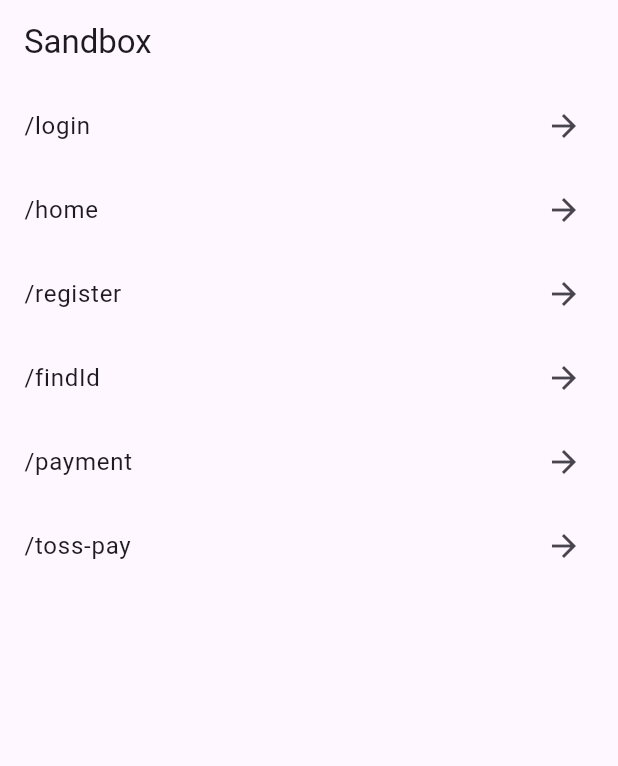
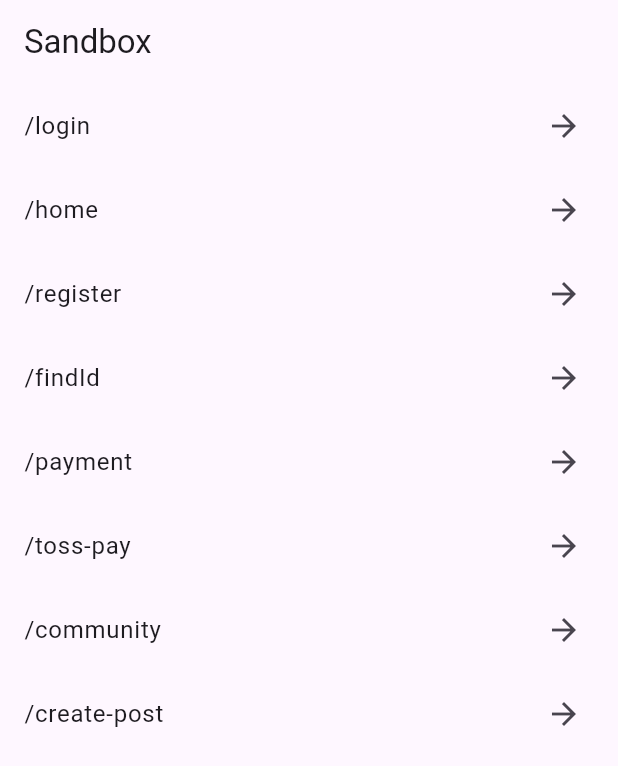
Before and after one commit to Talker456/soulfit-client, a Flutter app: the SandboxScreen screen opened by its route, on a phone screen of 412 x 824 dp. Shown: the top 766 px of the screen. Run offline on Flutter 3.47's test engine with Material 3 defaults, Android fonts, the light colour scheme and no system bars; our stand-ins replace flutter_dotenv, flutter_riverpod, flutter_secure_storage, get_it, go_router, google_fonts and 1 more; missing offline and left inert: portone_flutter, tosspayments_widget_sdk_flutter; accounts and stored records are empty; Roboto replaces fonts that are missing (NotoSans).

Commit message:
fix : community - pubpsec image picker 누락 해결 - sandbox screen : community, create_post screen 추가 - macos, windows webview plugin 추가

```diff
--- a/lib/config/di/provider.dart
+++ b/lib/config/di/provider.dart
@@ -46,7 +46,7 @@ final authLocalDataSourceProvider = Provider<AuthLocalDataSource>((ref) {
 
 
 final authRemoteDataSourceProvider = Provider<AuthRemoteDataSource>((ref) {
-  const useFake = false;
+  const useFake = true;
   const isAVD = false;
 
   if (useFake) {
--- a/lib/config/router/app_router.dart
+++ b/lib/config/router/app_router.dart
@@ -2,6 +2,8 @@ import 'package:flutter/material.dart';
 import 'package:flutter_riverpod/flutter_riverpod.dart';
 import 'package:go_router/go_router.dart';
 import 'package:soulfit_client/feature/authentication/presentation/screens/find_id_screen.dart';
+import 'package:soulfit_client/feature/community/presentation/screens/community_screen.dart';
+import 'package:soulfit_client/feature/community/presentation/screens/create_post_screen.dart';
 import 'package:soulfit_client/feature/payment/presentation/ui/portone_delegator.dart';
 
 import '../../core/dev/sandbox_screen.dart';
@@ -20,9 +22,12 @@ class AppRoutes {
   static const String findId = '/findId';
   static const String payment = '/payment';
   static const String tossPayment = '/toss-pay';
+  static const String community = '/community';
+  static const String createPost = '/create-post';
 
   static const List<String> allRoutes = [
-    login, home, register, findId, payment, tossPayment
+    login, home, register, findId, payment, tossPayment,
+    community, createPost,
   ];
 }
 
@@ -63,6 +68,16 @@ final GoRouter appRouter = GoRouter(
         name: 'toss-payments',
         // builder: (context,state)=> const PaymentWidgetExamplePage()),
         builder: (context,state)=> const PaymentWidgetExamplePage2()),
+    GoRoute(
+        path: AppRoutes.community,
+        name: 'community',
+        // builder: (context,state)=> const PaymentWidgetExamplePage()),
+        builder: (context,state)=> const CommunityScreen()),
+    GoRoute(
+        path: AppRoutes.createPost,
+        name: 'create-post',
+        // builder: (context,state)=> const PaymentWidgetExamplePage()),
+        builder: (context,state)=> const CreatePostScreen()),
 
 
   ],
--- a/lib/core/dev/sandbox_screen.dart
+++ b/lib/core/dev/sandbox_screen.dart
@@ -20,7 +20,7 @@ class SandboxScreen extends StatelessWidget {
           return ListTile(
             title: Text(route),
             trailing: const Icon(Icons.arrow_forward),
-            onTap: () => context.go(route),
+            onTap: () => context.push(route),
           );
         },
       ),
--- a/pubspec.yaml
+++ b/pubspec.yaml
@@ -56,6 +56,8 @@ dependencies:
 
   # tosspayments -> 결제
   tosspayments_widget_sdk_flutter: ^2.1.1
+
+  image_picker: ^1.1.2
 dev_dependencies:
   flutter_test:
     sdk: flutter
```
Also changed, not shown: pubspec.lock, 5 other files.
